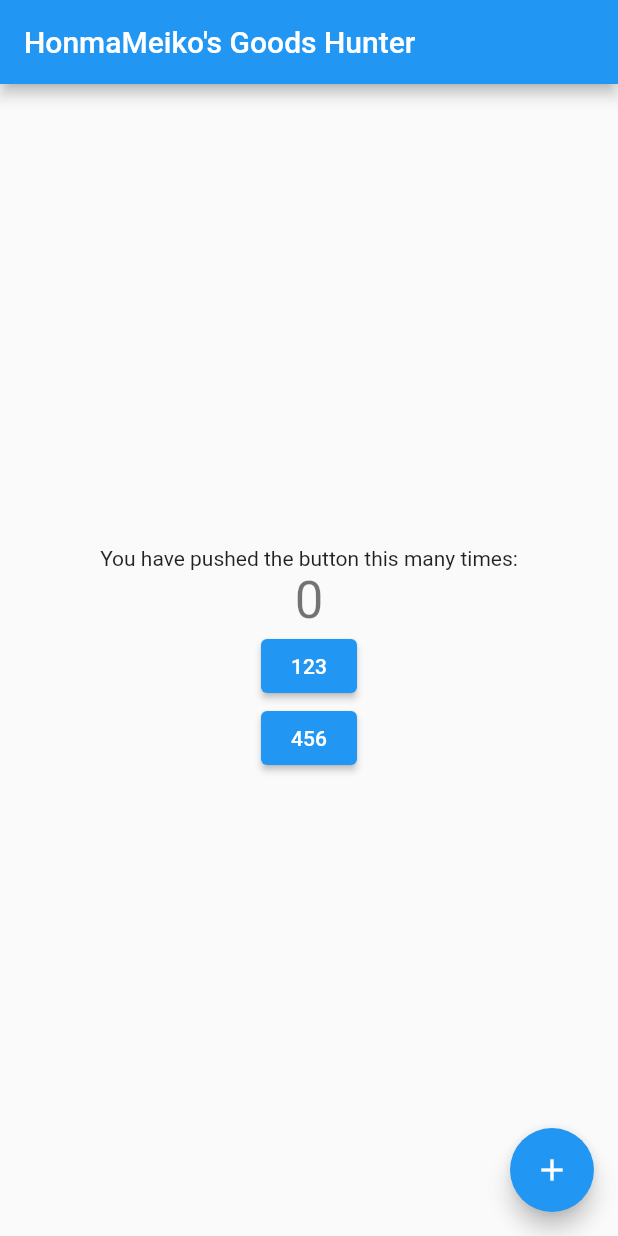
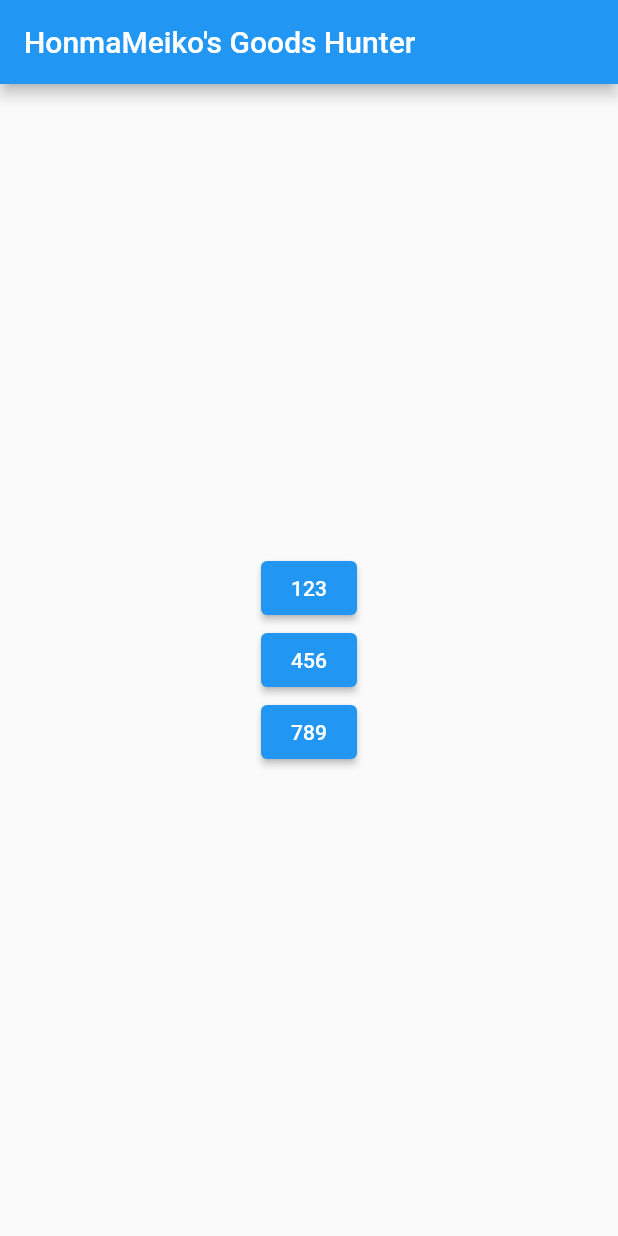
Before and after one commit to HonmaMeikodesu/goods_hunter_frontend, a Flutter app: the screen it shows after launch, on a phone screen of 412 x 824 dp. Run offline on Flutter 3.47's test engine with Material 2 defaults, Android fonts, the phone set to English and light mode, and no system bars; our stand-ins replace cookie_jar, dio, dio_cookie_manager, email_validator, shared_preferences.

```diff
--- a/lib/routers/home.dart
+++ b/lib/routers/home.dart
@@ -9,14 +9,6 @@ class HomePage extends StatefulWidget {
 }
 
 class _HomePageState extends State<HomePage> {
-  int _counter = 0;
-
-  void _incrementCounter() {
-    setState(() {
-      _counter++;
-    });
-  }
-
   @override
   Widget build(BuildContext context) {
     return Scaffold(
@@ -27,26 +19,17 @@ class _HomePageState extends State<HomePage> {
         child: Column(
           mainAxisAlignment: MainAxisAlignment.center,
           children: <Widget>[
-            const Text(
-              'You have pushed the button this many times:',
-            ),
-            Text(
-              '$_counter',
-              style: Theme.of(context).textTheme.headline4,
-            ),
             ElevatedButton(onPressed: (){
               Navigator.pushNamed (context, "authentication");
             }, child: Text("123")),
             ElevatedButton(onPressed: (){
               Navigator.pushNamed (context, "my");
-            }, child: Text("456"))
+            }, child: Text("456")),
+            ElevatedButton(onPressed: (){
+              Navigator.pushNamed (context, "hunterPub");
+            }, child: Text("789"))
           ],
         ),
-      ),
-      floatingActionButton: FloatingActionButton(
-        onPressed: _incrementCounter,
-        tooltip: 'Increment',
-        child: const Icon(Icons.add),
       ),
     );
   }
--- a/lib/routers/table.dart
+++ b/lib/routers/table.dart
@@ -1,12 +1,14 @@
 import 'package:flutter/material.dart';
 import 'package:goods_hunter/routers/authentication.dart';
 import 'package:goods_hunter/routers/home.dart';
+import 'package:goods_hunter/routers/hunterPub.dart';
 import 'package:goods_hunter/routers/my.dart';
 
 Map<String, Widget> routeTable = {
   "/": const HomePage(title: 'HonmaMeiko\'s Goods Hunter'),
   "authentication": const AuthenticationRoute(),
   "my": const MyPage(),
+  "hunterPub": const HunterPubRoute()
 };
 
 List<String> authRouteList = ["my"];
--- a/pubspec.yaml
+++ b/pubspec.yaml
@@ -66,6 +66,9 @@ flutter:
   # the material Icons class.
   uses-material-design: true
 
+  assets:
+    - assets/images/mercari.png
+
   # To add assets to your application, add an assets section, like this:
   # assets:
   #   - images/a_dot_burr.jpeg
```
Also changed, not shown: lib/routers/hunterPub.dart (added, +73 -0 lines), assets/images/mercari.png (added).
